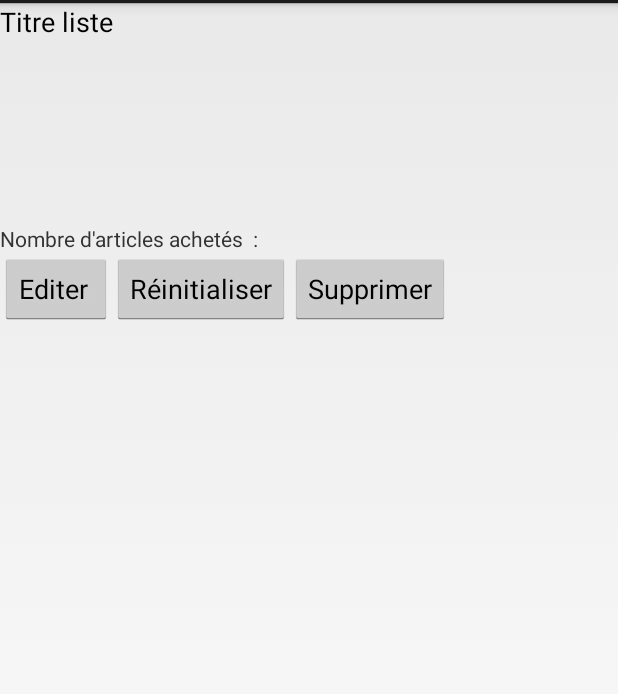
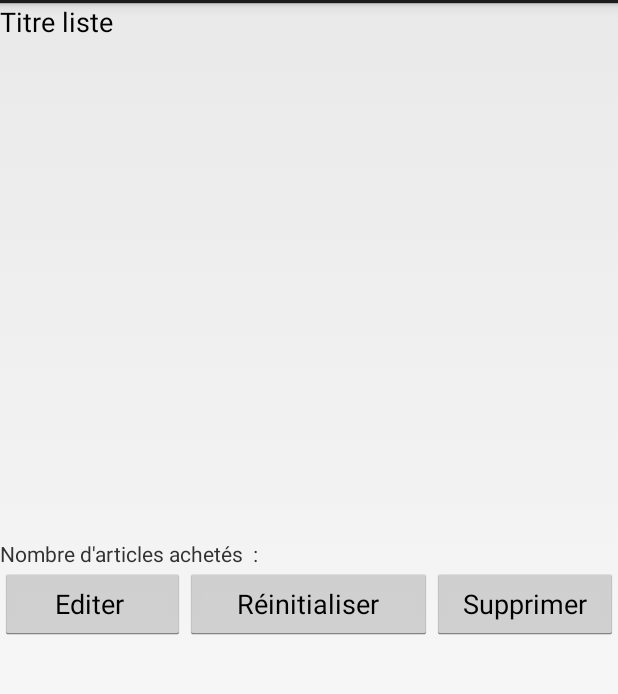
Before and after one commit to DimitriHeloin/ListeCourse, an Android app: the layout afficher_liste.xml on its own in the app's theme, with its tools: preview values and no code run, on a phone screen of 412 x 824 dp, the part 69-763 px from its top. Run offline under Robolectric (Android 15) with nearby library versions, the phone set to English and light mode, and no system bars.

Commit message:
Mise à jour en responsive des vues création, articles unitaires
Il manque l'édition

```diff
--- a/app/src/main/res/layout/afficher_liste.xml
+++ b/app/src/main/res/layout/afficher_liste.xml
@@ -37,22 +37,27 @@
     <LinearLayout
         android:orientation="horizontal"
         android:layout_width="fill_parent"
-        android:layout_height="fill_parent">
+        android:layout_height="wrap_content"
+        android:weightSum="100">
 
         <Button
-            android:layout_width="wrap_content"
+            android:layout_width="0dp"
+            android:layout_weight="30"
             android:layout_height="wrap_content"
             android:text="Editer "
+
             android:id="@+id/btValiderEditerListe" />
 
         <Button
-            android:layout_width="wrap_content"
+            android:layout_width="0dp"
+            android:layout_weight="40"
             android:layout_height="wrap_content"
             android:text="Réinitialiser"
             android:id="@+id/button" />
 
         <Button
-            android:layout_width="wrap_content"
+            android:layout_width="0dp"
+            android:layout_weight="30"
             android:layout_height="wrap_content"
             android:text="Supprimer"
             android:id="@+id/button2" />
```
Also changed, not shown: app/src/main/res/layout/article_liste_afficher.xml (+12 -7 lines), app/src/main/res/layout/article_liste_creer.xml (+10 -5 lines), app/src/main/res/layout/creer_liste.xml (+22 -14 lines).
